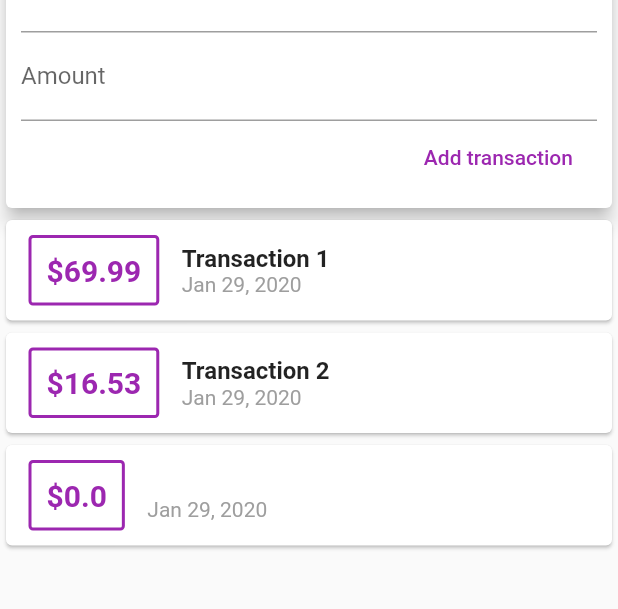
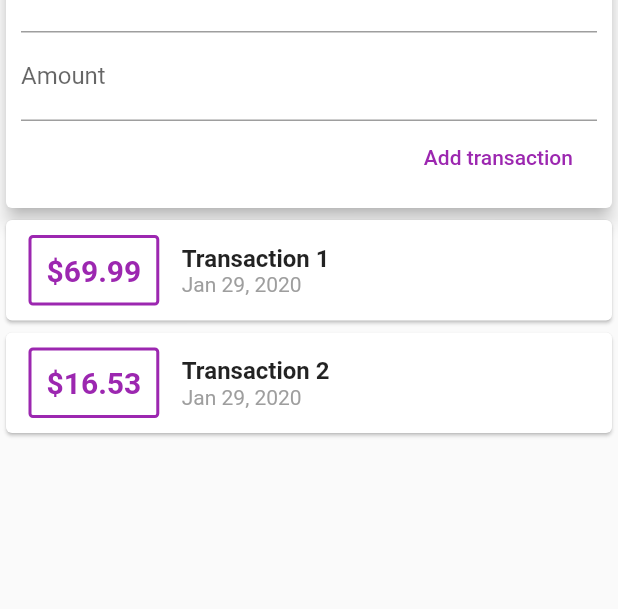
Before and after one commit to ChuryO/expenses, a Flutter app: the screen it shows after launch, after a tap on "Add transaction", on a phone screen of 412 x 824 dp, the part 197-806 px from its top. Run offline on Flutter 3.47's test engine with Material 2 defaults, Android fonts, the phone set to English and light mode, and no system bars.

Commit message:
add 'dummy' validation on inputs

```diff
--- a/lib/widgets/new_transaction.dart
+++ b/lib/widgets/new_transaction.dart
@@ -6,6 +6,15 @@ class NewTransaction extends StatelessWidget {
   final amountController = TextEditingController();
 
   NewTransaction(this.addNewTransaction);
+
+  void submitData() {
+    final enteredTitle = titleController.text;
+    final enteredAmount = double.tryParse(amountController.text);
+    if ((enteredTitle.isNotEmpty && enteredTitle.length > 2) ||
+        (enteredAmount > 0)) {
+      addNewTransaction(enteredTitle, enteredAmount);
+    }
+  }
 
   @override
   Widget build(BuildContext context) {
@@ -17,29 +26,22 @@ class NewTransaction extends StatelessWidget {
           crossAxisAlignment: CrossAxisAlignment.end,
           children: <Widget>[
             TextField(
-              decoration: InputDecoration(
-                labelText: 'Title',
-              ),
+              decoration: InputDecoration(labelText: 'Title'),
               controller: titleController,
+              autocorrect: true,
+              onSubmitted: (_) => submitData(),
             ),
             TextField(
-              decoration: InputDecoration(
-                labelText: 'Amount',
-              ),
-              autocorrect: true,
+              decoration: InputDecoration(labelText: 'Amount'),
               controller: amountController,
+              onSubmitted: (_) => submitData(),
+              keyboardType: TextInputType.numberWithOptions(decimal: true),
+//            TextInputType.number - might allow for decimal places on iOS, so use -> TextInputType.numberWithOptions(decimal: true),
             ),
             FlatButton(
+              child: Text('Add transaction'),
               textColor: Colors.purple,
-              child: Text(
-                'Add transaction',
-              ),
-              onPressed: () {
-                addNewTransaction(
-                  titleController.text,
-                  double.tryParse(amountController.text) ?? (0.0),
-                );
-              },
+              onPressed: submitData,
             ),
           ],
         ),
--- a/lib/widgets/transaction_list.dart
+++ b/lib/widgets/transaction_list.dart
@@ -19,7 +19,7 @@ class TransactionList extends StatelessWidget {
               children: <Widget>[
                 Container(
                   child: Text(
-                    '\$${transactions[index].amount}',
+                    '\$${transactions[index].amount.toStringAsFixed(2)}',
                     style: TextStyle(
                       fontWeight: FontWeight.bold,
                       fontSize: 20,
```
